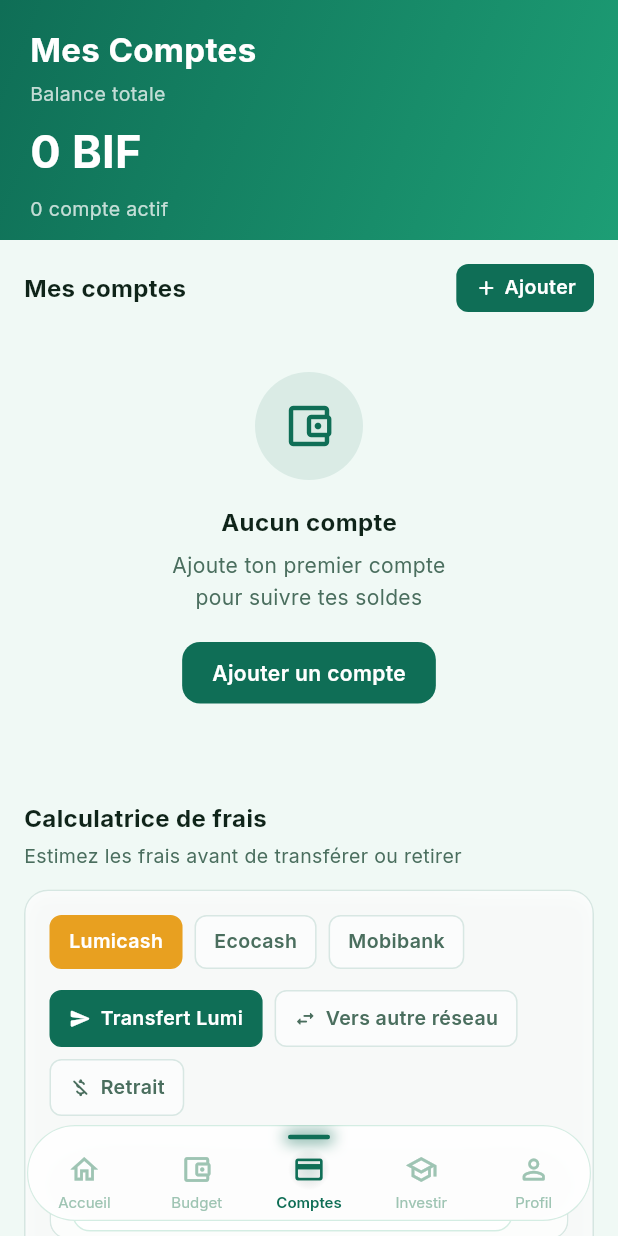
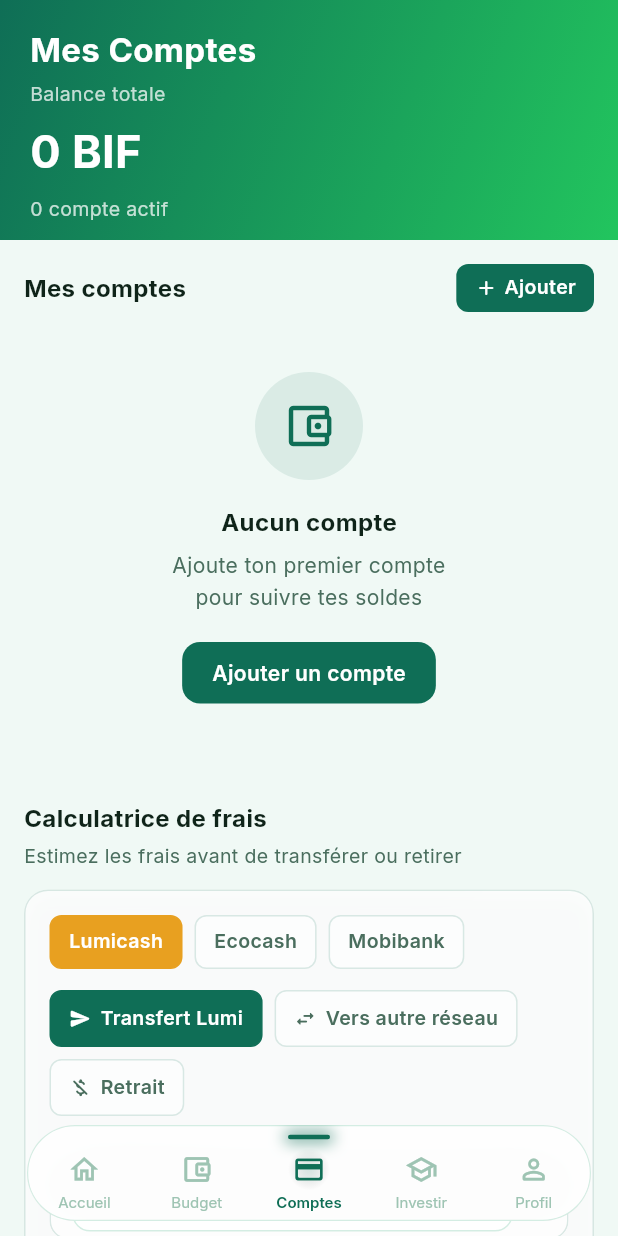
Before and after one commit to francisdanzo/heza_money, a Flutter app: the AccountsScreen screen opened by its route, on a phone screen of 412 x 824 dp. Run offline on Flutter 3.47's test engine with Material 3 defaults, Android fonts, the phone set to English and light mode, and no system bars; our stand-ins replace drift, fl_chart, flutter_local_notifications, flutter_riverpod, go_router, pdf and 1 more; accounts and stored records are empty; generated files the repository leaves out were written again.

Commit message:
chore: Commit design_tokens.dart — Premium Financial Dark palette
Inclut les tokens de couleur du redesign Aurora (ui-ux-pro-max pass) :
primaryLight #22C55E, accent #4ADE80, dark surfaces navy-black,
slate text palette, glassmorphism hairline + top-edge tokens.

Co-Authored-By: Claude Sonnet 4.6 <noreply@anthropic.com>

```diff
--- a/lib/core/theme/design_tokens.dart
+++ b/lib/core/theme/design_tokens.dart
@@ -1,8 +1,8 @@
 import 'package:flutter/material.dart';
 
-// ─── PALETTE HEZA MONEY ─────────────────────────────────────────────────────
-// Couleurs sémantiques pour glassmorphisme dark/light
-// Utiliser ces tokens partout — jamais de hex bruts dans les écrans
+// ─── PALETTE HEZA MONEY — PREMIUM FINANCIAL DARK ────────────────────────────
+// Design system : Modern Dark Cinema × Financial Dashboard
+// Source : ui-ux-pro-max + Financial Dashboard color palette
 // ─────────────────────────────────────────────────────────────────────────────
 
 class HezaColors {
@@ -10,57 +10,60 @@ class HezaColors {
 
   // ── BRAND VERT (identité Heza Money) ───────────────────────────────────────
   static const Color primary       = Color(0xFF0F6E56); // Vert profond (light mode)
-  static const Color primaryLight  = Color(0xFF1D9E75); // Vert vif (dark mode + hover)
-  static const Color accent        = Color(0xFF5DCAA5); // Vert menthe (accents)
-  static const Color accentSoft    = Color(0xFFA8E6D4); // Vert doux (dark mode accents)
+  static const Color primaryLight  = Color(0xFF22C55E); // Vert financier vif (dark mode)
+  static const Color accent        = Color(0xFF4ADE80); // Vert lumineux (accents dark)
+  static const Color accentSoft    = Color(0xFF86EFAC); // Vert doux (badges dark)
 
   // ── FONCTIONNEL ───────────────────────────────────────────────────────────
-  static const Color success       = Color(0xFF1D9E75);
-  static const Color successSoft   = Color(0xFFDCFCE7);
-  static const Color warning       = Color(0xFFEF9F27);
-  static const Color warningSoft   = Color(0xFFFEF9C3);
-  static const Color error         = Color(0xFFDC2626);
-  static const Color errorSoft     = Color(0xFFFEE2E2);
-  static const Color info          = Color(0xFF0284C7);
+  static const Color success       = Color(0xFF22C55E);
+  static const Color successSoft   = Color(0xFF14532D);
+  static const Color warning       = Color(0xFFF59E0B);
+  static const Color warningSoft   = Color(0xFF78350F);
+  static const Color error         = Color(0xFFEF4444);
+  static const Color errorSoft     = Color(0xFF7F1D1D);
+  static const Color info          = Color(0xFF3B82F6);
 
   // ── CATÉGORIES ────────────────────────────────────────────────────────────
-  static const Color catTransport  = Color(0xFF2196F3);
-  static const Color catFood       = Color(0xFFFF7043);
-  static const Color catLoyer      = Color(0xFF9C27B0);
-  static const Color catCharges    = Color(0xFFEF9F27);
-  static const Color catDivers     = Color(0xFF607D8B);
-  static const Color catEpargne    = Color(0xFF1D9E75);
+  static const Color catTransport  = Color(0xFF3B82F6);
+  static const Color catFood       = Color(0xFFF97316);
+  static const Color catLoyer      = Color(0xFFA855F7);
+  static const Color catCharges    = Color(0xFFF59E0B);
+  static const Color catDivers     = Color(0xFF64748B);
+  static const Color catEpargne    = Color(0xFF22C55E);
   static const Color catRevenu     = Color(0xFF0F6E56);
 
   // ── LIGHT MODE SURFACES ───────────────────────────────────────────────────
-  static const Color lightBg       = Color(0xFFF0F9F5); // Fond général (blanc naturel)
-  static const Color lightBg2      = Color(0xFFE8F5EE); // Fond secondaire léger
-  static const Color lightSurface  = Color(0xFFFFFFFF); // Surface de carte
-  static const Color lightSurface2 = Color(0xFFF9FAFB); // Surface secondaire
-  static const Color lightBorder   = Color(0xFFD4EDE3); // Bordure subtile
+  static const Color lightBg       = Color(0xFFF0F9F5);
+  static const Color lightBg2      = Color(0xFFE8F5EE);
+  static const Color lightSurface  = Color(0xFFFFFFFF);
+  static const Color lightSurface2 = Color(0xFFF9FAFB);
+  static const Color lightBorder   = Color(0xFFD4EDE3);
 
-  // ── DARK MODE SURFACES ────────────────────────────────────────────────────
-  static const Color darkBg        = Color(0xFF0A1810); // Fond (vert-noir profond)
-  static const Color darkBg2       = Color(0xFF0F2419); // Fond secondaire
-  static const Color darkSurface   = Color(0xFF162B1F); // Surface de carte
-  static const Color darkSurface2  = Color(0xFF1E3A2B); // Surface secondaire
-  static const Color darkBorder    = Color(0xFF2D4A38); // Bordure subtile
+  // ── DARK MODE SURFACES — Premium Financial Dark ───────────────────────────
+  // Source : Financial Dashboard palette (#020617 bg, #0E1223 card)
+  static const Color darkBg        = Color(0xFF020617); // Fond deep navy-black
+  static const Color darkBg2       = Color(0xFF0E1223); // Fond secondaire / cards
+  static const Color darkSurface   = Color(0xFF131929); // Surface élevée
+  static const Color darkSurface2  = Color(0xFF1B2336); // Surface haute élévation
+  static const Color darkBorder    = Color(0xFF1E293B); // Slate-800
 
   // ── LIGHT MODE TEXTES ─────────────────────────────────────────────────────
-  static const Color lightText     = Color(0xFF0F2419); // Texte principal
-  static const Color lightTextSub  = Color(0xFF4A6E5E); // Texte secondaire
-  static const Color lightTextMuted= Color(0xFF9EC4B3); // Texte désactivé
-  static const Color lightTextOn   = Color(0xFFFFFFFF); // Sur fond vert
+  static const Color lightText     = Color(0xFF0F2419);
+  static const Color lightTextSub  = Color(0xFF4A6E5E);
+  static const Color lightTextMuted= Color(0xFF9EC4B3);
+  static const Color lightTextOn   = Color(0xFFFFFFFF);
 
-  // ── DARK MODE TEXTES ──────────────────────────────────────────────────────
-  static const Color darkText      = Color(0xFFE8F5EE); // Texte principal
-  static const Color darkTextSub   = Color(0xFF7CB99A); // Texte secondaire
-  static const Color darkTextMuted = Color(0xFF4A7060); // Texte désactivé
+  // ── DARK MODE TEXTES — Slate palette (lisibilité maximale) ────────────────
+  static const Color darkText      = Color(0xFFF8FAFC); // Slate-50 — near-white
+  static const Color darkTextSub   = Color(0xFF94A3B8); // Slate-400
+  static const Color darkTextMuted = Color(0xFF475569); // Slate-600
 
-  // ── GLASS EFFECT ──────────────────────────────────────────────────────────
-  // Opacités recommandées par mode dans GlassCard
-  static double get glassOpacityLight => 0.75;
-  static double get glassOpacityDark  => 0.10;
+  // ── GLASSMORPHISM ────────────────────────────────────────────────────────
+  // Hairline border blanc pour dark mode (rgba(255,255,255,0.08))
+  static const Color glassHairline = Color(0x14FFFFFF);
+  // Opacité des cartes glass par mode
+  static double get glassOpacityLight => 0.80;
+  static double get glassOpacityDark  => 0.88;
 
   // Retourne la couleur d'une catégorie de transaction
   static Color forCategory(String category) {
@@ -108,7 +111,7 @@ class HezaBlur {
   static const double subtle  = 8.0;
   static const double normal  = 15.0;
   static const double strong  = 20.0;
-  static const double overlay = 25.0;
+  static const double overlay = 30.0;
 }
 
 // ─── SHADOWS ────────────────────────────────────────────────────────────────
@@ -120,23 +123,26 @@ class HezaShadows {
   ];
 
   static const List<BoxShadow> lightMd = [
-    BoxShadow(color: Color(0x12000000), blurRadius: 8, offset: Offset(0, 4)),
+    BoxShadow(color: Color(0x12000000), blurRadius: 10, offset: Offset(0, 4)),
   ];
 
   static const List<BoxShadow> lightLg = [
-    BoxShadow(color: Color(0x1A000000), blurRadius: 16, offset: Offset(0, 6)),
+    BoxShadow(color: Color(0x1A000000), blurRadius: 20, offset: Offset(0, 8)),
   ];
 
+  // Dark mode — ombres profondes sur fond navy-black
   static const List<BoxShadow> darkSm = [
-    BoxShadow(color: Color(0x33000000), blurRadius: 8,  offset: Offset(0, 2)),
+    BoxShadow(color: Color(0x55000000), blurRadius: 8,  offset: Offset(0, 2)),
   ];
 
   static const List<BoxShadow> darkMd = [
-    BoxShadow(color: Color(0x40000000), blurRadius: 16, offset: Offset(0, 4)),
+    BoxShadow(color: Color(0x66000000), blurRadius: 20, offset: Offset(0, 6)),
+    BoxShadow(color: Color(0x0A22C55E), blurRadius: 12, offset: Offset(0, 2)),
   ];
 
   static const List<BoxShadow> darkLg = [
-    BoxShadow(color: Color(0x55000000), blurRadius: 24, offset: Offset(0, 8)),
+    BoxShadow(color: Color(0x77000000), blurRadius: 32, offset: Offset(0, 10)),
+    BoxShadow(color: Color(0x0F22C55E), blurRadius: 20, offset: Offset(0, 4)),
   ];
 }
 
@@ -161,18 +167,27 @@ class HezaTheme {
   Color get textSub     => isDark ? HezaColors.darkTextSub   : HezaColors.lightTextSub;
   Color get textMuted   => isDark ? HezaColors.darkTextMuted : HezaColors.lightTextMuted;
 
-  // Primaire (adapté au mode)
+  // Primaire
   Color get primary     => isDark ? HezaColors.primaryLight  : HezaColors.primary;
-  Color get accent      => isDark ? HezaColors.accentSoft    : HezaColors.accent;
+  Color get accent      => isDark ? HezaColors.accent        : HezaColors.accent;
 
-  // Glass
-  Color get glassBg     => isDark ? HezaColors.darkSurface   : HezaColors.lightSurface;
-  double get glassOpacity => isDark ? HezaColors.glassOpacityDark : HezaColors.glassOpacityLight;
+  // Glass — base de toutes les cartes glassmorphiques
+  Color get glassBg     => isDark ? HezaColors.darkBg2       : HezaColors.lightSurface;
+  double get glassOpacity => isDark
+      ? HezaColors.glassOpacityDark
+      : HezaColors.glassOpacityLight;
 
   // Bordure glassmorphique
-  Color get glassBorder  => isDark
-      ? HezaColors.accent.withValues(alpha: 0.15)
+  // Dark : hairline blanc rgba(255,255,255,0.08) — standard premium dark glass
+  // Light : bordure verte subtile
+  Color get glassBorder => isDark
+      ? HezaColors.glassHairline
       : HezaColors.primary.withValues(alpha: 0.15);
+
+  // Bordure top-edge highlight (plus lumineuse en haut des cartes dark)
+  Color get glassTopEdge => isDark
+      ? const Color(0x1FFFFFFF)   // rgba(255,255,255,0.12) — top shimmer
+      : HezaColors.primary.withValues(alpha: 0.20);
 
   // Shadows
   List<BoxShadow> get shadowSm => isDark ? HezaShadows.darkSm : HezaShadows.lightSm;
```
